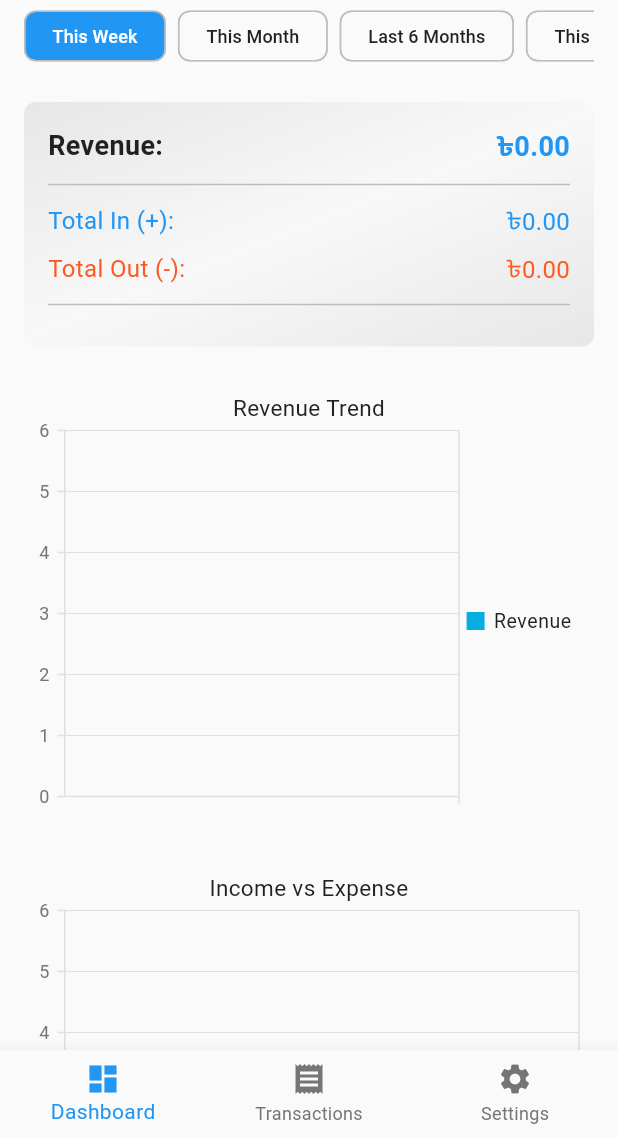
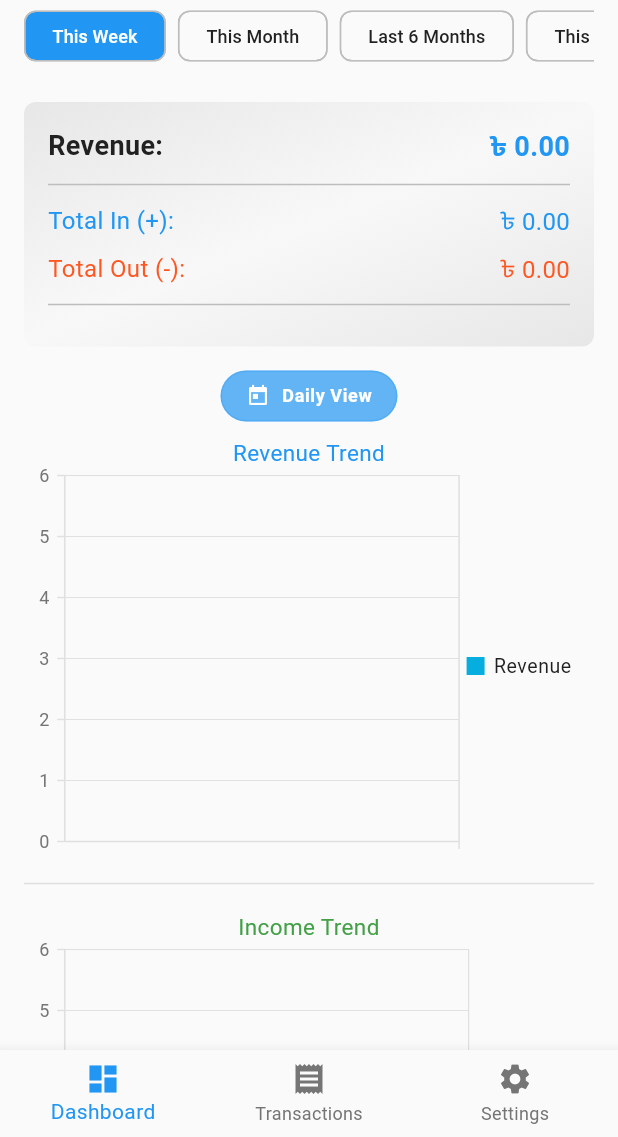
Before and after one commit to Rashedujjaman/phcl_accounts, a Flutter app: the screen it shows once a user with an empty profile is signed in, after a tap on "This Week", on a phone screen of 412 x 824 dp, the part 99-1236 px from its top. Run offline on Flutter 3.47's test engine with Material 3 defaults, Android fonts, the phone set to English and light mode, and no system bars; our stand-ins replace bloc, cached_network_image, cloud_firestore, dio, equatable, file_picker and 11 more; missing offline and left inert: pdfx; accounts and stored records are empty; statements that could not run were skipped.

Commit message:
Chart concept seperation, monthly/daily data preparation based on selected date range. Income trend add, expense trend add, initial date range update for dashboard to current month.

```diff
--- a/lib/features/dashboard/data/repositories/dashboard_repository_impl.dart
+++ b/lib/features/dashboard/data/repositories/dashboard_repository_impl.dart
@@ -41,6 +41,9 @@ class DashboardRepositoryImpl implements DashboardRepository {
 
       final transactions = snapshot.docs.map((doc) => TransactionEntity.fromDocumentSnapshot(doc)).toList();
 
+      // Determine display mode based on date range
+      final displayMode = _determineDisplayMode(startDate, endDate);
+
       // Calculate totals
       final totalIncome = transactions
           .where((t) => t.type == 'income')
@@ -50,13 +53,15 @@ class DashboardRepositoryImpl implements DashboardRepository {
           .where((t) => t.type == 'expense')
           .fold<double>(0, (s, t) => s + (t.amount));
 
-      // Prepare chart data
+      // Prepare chart data based on display mode
       final incomeChartData = _prepareTimeSeriesData(
         transactions.where((t) => t.type == 'income').toList(),
+        displayMode,
       );
 
       final expenseChartData = _prepareTimeSeriesData(
         transactions.where((t) => t.type == 'expense').toList(),
+        displayMode,
       );
 
       final expenseCategoryDistribution = _prepareCategoryData(
@@ -67,7 +72,7 @@ class DashboardRepositoryImpl implements DashboardRepository {
         transactions.where((t) => t.type == 'income').toList(),
       );
 
-      final revenueTrendData = _prepareRevenueTrendData(transactions);
+      final revenueTrendData = _prepareRevenueTrendData(transactions, displayMode);
 
       return DashboardData(
         totalIncome: totalIncome,
@@ -78,6 +83,7 @@ class DashboardRepositoryImpl implements DashboardRepository {
         incomeCategoryDistribution: incomeCategoryDistribution,
         expenseCategoryDistribution: expenseCategoryDistribution,
         revenueTrendData: revenueTrendData,
+        displayMode: displayMode,
       );
     } on FirebaseException catch (e) {
       throw FirebaseFailure.fromCode(e.code);
@@ -86,22 +92,83 @@ class DashboardRepositoryImpl implements DashboardRepository {
     }
   }
 
-  List<ChartData> _prepareTimeSeriesData(List<TransactionEntity> transactions) {
-    final Map<String, double> dailyTotals = {};
+  /// Determines the appropriate display mode based on the date range
+  ChartDisplayMode _determineDisplayMode(DateTime? startDate, DateTime? endDate) {
+    if (startDate == null || endDate == null) {
+      return ChartDisplayMode.monthly;
+    }
+
+    final daysDifference = endDate.difference(startDate).inDays;
+
+    // Use daily view for ranges <= 45 days, monthly for longer ranges
+    return daysDifference <= 45 ? ChartDisplayMode.daily : ChartDisplayMode.monthly;
+  }
+
+  List<ChartData> _prepareTimeSeriesData(
+    List<TransactionEntity> transactions,
+    ChartDisplayMode displayMode,
+  ) {
+    final Map<String, double> groupedTotals = {};
 
     for (final t in transactions) {
-      final key = DateFormat('MMM yy').format(t.date);
-      dailyTotals.update(
+      String key;
+      if (displayMode == ChartDisplayMode.daily) {
+        // Include year if the range spans multiple years
+        final now = DateTime.now();
+        if (t.date.year != now.year) {
+          key = DateFormat('MMM dd, yy').format(t.date);
+        } else {
+          key = DateFormat('MMM dd').format(t.date);
+        }
+      } else {
+        key = DateFormat('MMM yy').format(t.date);
+      }
+
+      groupedTotals.update(
         key,
         (value) => value + (t.amount),
         ifAbsent: () => t.amount,
       );
     }
 
-    return dailyTotals.entries
+    final sortedData = groupedTotals.entries
         .map((e) => ChartData(e.key, e.value))
-        .toList()
-      ..sort((a, b) => a.key.compareTo(b.key));
+        .toList();
+
+    // Sort based on display mode
+    if (displayMode == ChartDisplayMode.daily) {
+      sortedData.sort((a, b) {
+        try {
+          // Try both formats for daily view
+          DateTime dateA, dateB;
+          try {
+            dateA = DateFormat('MMM dd, yy').parse(a.key);
+          } catch (e) {
+            dateA = DateFormat('MMM dd').parse(a.key);
+          }
+          try {
+            dateB = DateFormat('MMM dd, yy').parse(b.key);
+          } catch (e) {
+            dateB = DateFormat('MMM dd').parse(b.key);
+          }
+          return dateA.compareTo(dateB);
+        } catch (e) {
+          return a.key.compareTo(b.key);
+        }
+      });
+    } else {
+      sortedData.sort((a, b) {
+        try {
+          final dateA = DateFormat('MMM yy').parse(a.key);
+          final dateB = DateFormat('MMM yy').parse(b.key);
+          return dateA.compareTo(dateB);
+        } catch (e) {
+          return a.key.compareTo(b.key);
+        }
+      });
+    }
+
+    return sortedData;
   }
 
   List<ChartData> _prepareCategoryData(List<TransactionEntity> transactions) {
@@ -122,12 +189,27 @@ class DashboardRepositoryImpl implements DashboardRepository {
       ..sort((a, b) => b.value.compareTo(a.value));
   }
 
-  List<ChartData> _prepareRevenueTrendData(List<TransactionEntity> transactions) {
-    final Map<String, double> monthlyMap = {};
+  List<ChartData> _prepareRevenueTrendData(
+    List<TransactionEntity> transactions,
+    ChartDisplayMode displayMode,
+  ) {
+    final Map<String, double> groupedMap = {};
 
     for (var transaction in transactions) {
-      final key = DateFormat('MMM yy').format(transaction.date);
-      monthlyMap.update(
+      String key;
+      if (displayMode == ChartDisplayMode.daily) {
+        // Include year if the range spans multiple years
+        final now = DateTime.now();
+        if (transaction.date.year != now.year) {
+          key = DateFormat('MMM dd, yy').format(transaction.date);
+        } else {
+          key = DateFormat('MMM dd').format(transaction.date);
+        }
+      } else {
+        key = DateFormat('MMM yy').format(transaction.date);
+      }
+
+      groupedMap.update(
         key,
         (val) => transaction.type == 'income'
             ? val + transaction.amount
@@ -139,12 +221,42 @@ class DashboardRepositoryImpl implements DashboardRepository {
     }
 
     // Convert to list and sort by date
-    var sortedData = monthlyMap.entries
+    var sortedData = groupedMap.entries
         .map((e) => ChartData(e.key, e.value))
-        .toList()
-      ..sort((a, b) => DateFormat('MMM yy')
-          .parse(a.key)
-          .compareTo(DateFormat('MMM yy').parse(b.key)));
+        .toList();
+
+    // Sort based on display mode
+    if (displayMode == ChartDisplayMode.daily) {
+      sortedData.sort((a, b) {
+        try {
+          // Try both formats for daily view
+          DateTime dateA, dateB;
+          try {
+            dateA = DateFormat('MMM dd, yy').parse(a.key);
+          } catch (e) {
+            dateA = DateFormat('MMM dd').parse(a.key);
+          }
+          try {
+            dateB = DateFormat('MMM dd, yy').parse(b.key);
+          } catch (e) {
+            dateB = DateFormat('MMM dd').parse(b.key);
+          }
+          return dateA.compareTo(dateB);
+        } catch (e) {
+          return a.key.compareTo(b.key);
+        }
+      });
+    } else {
+      sortedData.sort((a, b) {
+        try {
+          final dateA = DateFormat('MMM yy').parse(a.key);
+          final dateB = DateFormat('MMM yy').parse(b.key);
+          return dateA.compareTo(dateB);
+        } catch (e) {
+          return a.key.compareTo(b.key);
+        }
+      });
+    }
 
     return sortedData;
   }
--- a/lib/features/dashboard/domain/entities/dashboard_data.dart
+++ b/lib/features/dashboard/domain/entities/dashboard_data.dart
@@ -7,6 +7,7 @@ class DashboardData {
   final List<ChartData> incomeCategoryDistribution;
   final List<ChartData> expenseCategoryDistribution;
   final List<ChartData> revenueTrendData;
+  final ChartDisplayMode displayMode;
 
   DashboardData({
     required this.totalIncome,
@@ -17,7 +18,13 @@ class DashboardData {
     required this.incomeCategoryDistribution,
     required this.expenseCategoryDistribution,
     required this.revenueTrendData,
+    required this.displayMode,
   });
+}
+
+enum ChartDisplayMode {
+  daily,
+  monthly,
 }
 
 class ChartData {
--- a/lib/features/dashboard/presentation/pages/dashboard_page.dart
+++ b/lib/features/dashboard/presentation/pages/dashboard_page.dart
@@ -1,6 +1,8 @@
 import 'package:flutter/material.dart';
 import 'package:flutter_bloc/flutter_bloc.dart';
-import 'package:syncfusion_flutter_charts/charts.dart';
+import 'package:intl/intl.dart';
+import 'package:phcl_accounts/features/dashboard/presentation/widgets/cartesian_bar_chart.dart';
+import 'package:phcl_accounts/features/dashboard/presentation/widgets/cartesian_line_chart.dart';
 import 'package:phcl_accounts/features/dashboard/presentation/bloc/dashboard_bloc.dart';
 import 'package:phcl_accounts/core/widgets/date_range_selector.dart';
 import 'package:phcl_accounts/features/dashboard/domain/entities/dashboard_data.dart';
@@ -33,8 +35,9 @@ class _DashboardPageState extends State<DashboardPage> with AutomaticKeepAliveCl
 
   void _loadInitialData() {
     final now = DateTime.now();
-    final firstDayOfYear = DateTime(now.year, 1, 1);
-    _dateRange = DateTimeRange(start: firstDayOfYear, end: now);
+    // final firstDayOfYear = DateTime(now.year, 1, 1);
+    final firstDayOfMonth = DateTime(now.year, now.month, 1);
+    _dateRange = DateTimeRange(start: firstDayOfMonth, end: now);
     _loadDashboardData();
   }
 
@@ -129,9 +132,15 @@ class _DashboardPageState extends State<DashboardPage> with AutomaticKeepAliveCl
           if (isRefreshing)
             const LinearProgressIndicator(minHeight: 2),
           _buildSummaryCards(data),
-          const SizedBox(height: 20),
+          const SizedBox(height: 16),
+          _buildDisplayModeIndicator(data),
           _buildRevenueTrendChart(data),
-          const SizedBox(height: 20),
+          const Divider(),
+          // const SizedBox(height: 20),
+          _buildIncomeTrendChart(data),
+          const Divider(),
+          _buildExpenseTrendChart(data),
+          const Divider(),
           _buildIncomeVsExpenseChart(data),
           const SizedBox(height: 20),
           _buildExpenseCategoryDistributionChart(data),
@@ -171,7 +180,7 @@ class _DashboardPageState extends State<DashboardPage> with AutomaticKeepAliveCl
                   style: TextStyle(fontSize: 18, fontWeight: FontWeight.bold),
                 ),
                 Text(
-                  '৳${data.netBalance.toStringAsFixed(2)}',
+                  NumberFormat.currency(symbol: '৳ ').format(data.netBalance),
                   style: TextStyle(
                     fontSize: 18,
                     fontWeight: FontWeight.bold,
@@ -193,7 +202,7 @@ class _DashboardPageState extends State<DashboardPage> with AutomaticKeepAliveCl
                   style: TextStyle(fontSize: 16, color: theme.colorScheme.primary),
                 ),
                 Text(
-                  '৳${data.totalIncome.toStringAsFixed(2)}',
+                  NumberFormat.currency(symbol: '৳ ').format(data.totalIncome),
                   style: TextStyle(fontSize: 16, color: theme.colorScheme.primary),
                 ),
               ],
@@ -207,7 +216,7 @@ class _DashboardPageState extends State<DashboardPage> with AutomaticKeepAliveCl
                   style: TextStyle(fontSize: 16, color: theme.colorScheme.error),
                 ),
                 Text(
-                  '৳${data.totalExpense.toStringAsFixed(2)}',
+                  NumberFormat.currency(symbol: '৳ ').format(data.totalExpense),
                   style: TextStyle(fontSize: 16, color: theme.colorScheme.error),
                 ),
               ],
@@ -219,6 +228,41 @@ class _DashboardPageState extends State<DashboardPage> with AutomaticKeepAliveCl
             ),
           ],
         ),
+      ),
+    );
+  }
+
+  Widget _buildDisplayModeIndicator(DashboardData data) {
+    final theme = Theme.of(context);
+    final displayModeText = data.displayMode == ChartDisplayMode.daily ? 'Daily View' : 'Monthly View';
+    final icon = data.displayMode == ChartDisplayMode.daily ? Icons.today : Icons.calendar_view_month;
+
+    return Container(
+      padding: const EdgeInsets.symmetric(horizontal: 16, vertical: 8),
+      decoration: BoxDecoration(
+        color: theme.colorScheme.primaryContainer.withValues(alpha: 0.7),
+        borderRadius: BorderRadius.circular(20),
+        border: Border.all(
+          color: theme.colorScheme.primary.withValues(alpha: 0.3),
+        ),
+      ),
+      child: Row(
+        mainAxisSize: MainAxisSize.min,
+        children: [
+          Icon(
+            icon,
+            size: 16,
+            color: theme.colorScheme.onPrimaryContainer,
+          ),
+          const SizedBox(width: 8),
+          Text(
+            displayModeText,
+            style: theme.textTheme.bodySmall?.copyWith(
+              color: theme.colorScheme.onPrimaryContainer,
+              fontWeight: FontWeight.w600,
+            ),
+          ),
+        ],
       ),
     );
   }
@@ -242,58 +286,38 @@ class _DashboardPageState extends State<DashboardPage> with AutomaticKeepAliveCl
     );
   }
 
-  Widget _buildRevenueTrendChart(DashboardData data){
-    return SfCartesianChart(
-      title: ChartTitle(text: 'Revenue Trend'),
-      legend: const Legend(isVisible: true),
-      primaryXAxis: const CategoryAxis(
-        labelRotation: -90,
-      ),
-      tooltipBehavior: TooltipBehavior(enable: true),
-      series: <CartesianSeries<ChartData, String>>[
-        LineSeries<ChartData, String>(
-          dataSource: data.revenueTrendData,
-          xValueMapper: (ChartData sales, _) => sales.key,
-          yValueMapper: (ChartData sales, _) => sales.value,
-          name: 'Revenue',
-          dataLabelSettings: const DataLabelSettings(isVisible: true),
-          markerSettings: const MarkerSettings(isVisible: true),
-        ),
-      ],
+  Widget _buildRevenueTrendChart(DashboardData data) {
+    return CartesianLineChart(
+      data: data.revenueTrendData,
+      title: 'Revenue',
+      displayMode: data.displayMode,
+    );
+  }
+
+  Widget _buildIncomeTrendChart(DashboardData data) {
+    return CartesianLineChart(
+      data: data.incomeChartData,
+      title: 'Income',
+      displayMode: data.displayMode,
+      color: Theme.of(context).colorScheme.tertiary,
+    );
+  }
+
+  Widget _buildExpenseTrendChart(DashboardData data) {
+    return CartesianLineChart(
+      data: data.expenseChartData,
+      title: 'Expense',
+      color: Theme.of(context).colorScheme.error,
+      displayMode: data.displayMode,
     );
   }
 
   Widget _buildIncomeVsExpenseChart(DashboardData data) {
-    final theme = Theme.of(context);
-    return SfCartesianChart(
-      title: const ChartTitle(text: 'Income vs Expense'),
-      primaryXAxis: const CategoryAxis(),
-      series: <CartesianSeries<ChartData, String>>[
-        ColumnSeries<ChartData, String>(
-          dataSource: data.incomeChartData,
-          xValueMapper: (ChartData data, _) => data.key,
-          yValueMapper: (ChartData data, _) => data.value,
-          name: 'Income',
-          color: theme.colorScheme.tertiary,
-          dataLabelSettings: const DataLabelSettings(
-            isVisible: true,
-            labelAlignment: ChartDataLabelAlignment.auto,
-            angle: -45,
-          ),
-        ),
-        ColumnSeries<ChartData, String>(
-          dataSource: data.expenseChartData,
-          xValueMapper: (ChartData data, _) => data.key,
-          yValueMapper: (ChartData data, _) => data.value,
-          name: 'Expense',
-          color: theme.colorScheme.error,
-          dataLabelSettings: const DataLabelSettings(
-            isVisible: true,
-            labelAlignment: ChartDataLabelAlignment.auto,
-            angle: -45,
-          ),
-        ),
-      ],
+    return CartesianBarChart(
+      incomeData: data.incomeChartData,
+      expenseData: data.expenseChartData,
+      title: 'Income vs Expense',
+      displayMode: data.displayMode,
     );
   }
 }
--- /dev/null
+++ b/lib/features/dashboard/presentation/widgets/cartesian_bar_chart.dart
@@ -0,0 +1,54 @@
+import 'package:flutter/material.dart';
+import 'package:phcl_accounts/features/dashboard/domain/entities/dashboard_data.dart';
+import 'package:syncfusion_flutter_charts/charts.dart';
+
+class CartesianBarChart extends StatelessWidget {
+  final List<ChartData> incomeData;
+  final List<ChartData> expenseData;
+  final String title;
+  final Color? color;
+
+  final ChartDisplayMode? displayMode;
+
+  const CartesianBarChart({super.key, required this.incomeData, required this.expenseData, required this.title, this.color, this.displayMode});
+
+  @override
+  Widget build(BuildContext context) {
+    final theme = Theme.of(context);
+    return SfCartesianChart(
+      title: ChartTitle(text: title),
+      legend: const Legend(isVisible: true),
+      primaryXAxis: CategoryAxis(
+        labelRotation: displayMode == ChartDisplayMode.daily ? -45 : 0,
+        labelIntersectAction: AxisLabelIntersectAction.multipleRows,
+      ),
+      tooltipBehavior: TooltipBehavior(enable: true),
+      series: <CartesianSeries<ChartData, String>>[
+        ColumnSeries<ChartData, String>(
+          dataSource: incomeData,
+          xValueMapper: (ChartData data, _) => data.key,
+          yValueMapper: (ChartData data, _) => data.value,
+          name: 'Income',
+          color: theme.colorScheme.tertiary,
+          dataLabelSettings: DataLabelSettings(
+            isVisible: incomeData.length <= 8, // Show labels only for smaller datasets
+            labelAlignment: ChartDataLabelAlignment.auto,
+            angle: displayMode == ChartDisplayMode.daily ? -45 : 0,
+          ),
+        ),
+        ColumnSeries<ChartData, String>(
+          dataSource: expenseData,
+          xValueMapper: (ChartData data, _) => data.key,
+          yValueMapper: (ChartData data, _) => data.value,
+          name: 'Expense',
+          color: theme.colorScheme.error,
+          dataLabelSettings: DataLabelSettings(
+            isVisible: expenseData.length <= 8, // Show labels only for smaller datasets
+            labelAlignment: ChartDataLabelAlignment.auto,
+            angle: displayMode == ChartDisplayMode.daily ? -45 : 0,
+          ),
+        ),
+      ],
+    );
+  }
+}
--- /dev/null
+++ b/lib/features/dashboard/presentation/widgets/cartesian_line_chart.dart
@@ -0,0 +1,41 @@
+import 'package:flutter/material.dart';
+import 'package:phcl_accounts/features/dashboard/domain/entities/dashboard_data.dart';
+import 'package:syncfusion_flutter_charts/charts.dart';
+
+class CartesianLineChart extends StatelessWidget {
+  final List<ChartData> data;
+  final String title;
+  final Color? color;
+
+  final ChartDisplayMode? displayMode;
+
+  const CartesianLineChart({super.key, required this.data, required this.title, this.color, this.displayMode});
+
+  @override
+  Widget build(BuildContext context) {
+      // final displayModeText = displayMode == ChartDisplayMode.daily ? 'Daily' : 'Monthly';
+      return SfCartesianChart(
+        title: ChartTitle(text: '$title Trend', textStyle: TextStyle(color: color ?? Theme.of(context).colorScheme.primary)),
+        legend: const Legend(isVisible: true),
+        primaryXAxis: CategoryAxis(
+          labelRotation: displayMode == ChartDisplayMode.daily ? -45 : -90,
+          labelIntersectAction: AxisLabelIntersectAction.multipleRows,
+        ),
+        tooltipBehavior: TooltipBehavior(enable: true),
+        series: <CartesianSeries<ChartData, String>>[
+          LineSeries<ChartData, String>(
+            dataSource: data,
+            xValueMapper: (ChartData sales, _) => sales.key,
+            yValueMapper: (ChartData sales, _) => sales.value,
+            name: title,
+            color: color,
+            dataLabelSettings: DataLabelSettings(
+              isVisible: data.length <= 10,
+              labelAlignment: ChartDataLabelAlignment.auto,
+            ),
+            markerSettings: const MarkerSettings(isVisible: true),
+          ),
+        ],
+      );
+  }
+}
--- a/lib/features/settings/presentation/pages/settings_page.dart
+++ b/lib/features/settings/presentation/pages/settings_page.dart
@@ -89,7 +89,7 @@ class _SettingsPageState extends State<SettingsPage> {
                       color: Theme.of(context).colorScheme.surfaceDim,
                       borderRadius: const BorderRadius.all(Radius.circular(30)),
                       border: Border.all(
-                        color: Theme.of(context).colorScheme.tertiary,
+                        color: Theme.of(context).colorScheme.primary,
                         width: .5,
                       ),
                     ),
```
